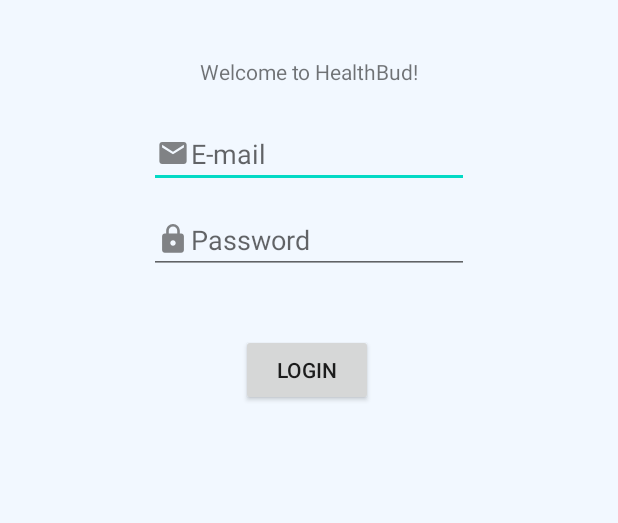
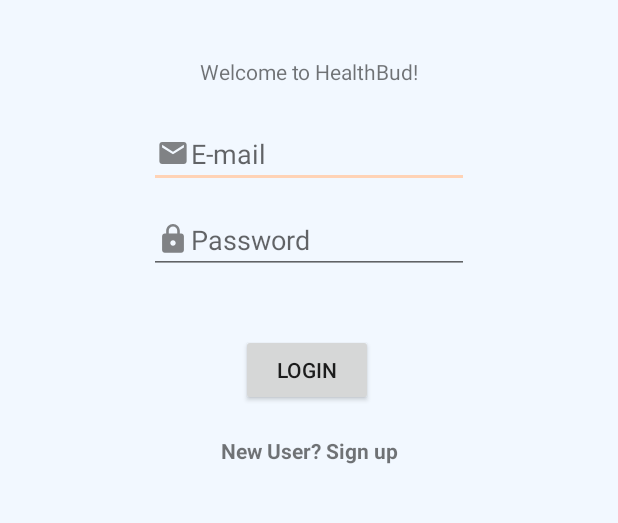
Before and after one commit to kzizz/Healthbud-Hackathon, an Android app: the screen it shows after launch (MainActivity), on a phone screen of 412 x 824 dp, the part 390-913 px from its top. Run offline under Robolectric (Android 15) with nearby library versions, the phone set to English and light mode, and no system bars; our stand-ins replace Firebase (no records; nobody signed in at launch, a user with empty details on screens opened directly).

```diff
--- a/app/build.gradle
+++ b/app/build.gradle
@@ -39,6 +39,7 @@ dependencies {
     implementation 'com.google.firebase:firebase-firestore:21.3.1'
     implementation 'com.android.support:multidex:1.0.3'
     implementation 'com.google.firebase:firebase-auth:19.2.0'
+
 }
 
 apply plugin: 'com.google.gms.google-services'  // Google Services plugin
--- a/app/src/main/java/com/example/cmdf2020/MainActivity.java
+++ b/app/src/main/java/com/example/cmdf2020/MainActivity.java
@@ -65,5 +65,8 @@ public class MainActivity extends AppCompatActivity {
                 }
             }
         });
+
+
+
     }
 }
--- a/app/src/main/res/layout/activity_main.xml
+++ b/app/src/main/res/layout/activity_main.xml
@@ -85,4 +85,20 @@
         app:layout_constraintTop_toTopOf="parent"
         app:srcCompat="@drawable/healthbudlogovector" />
 
+    <TextView
+        android:id="@+id/signUp"
+        android:layout_width="wrap_content"
+        android:layout_height="wrap_content"
+        android:layout_marginStart="169dp"
+        android:layout_marginLeft="169dp"
+        android:layout_marginTop="20dp"
+        android:layout_marginEnd="169dp"
+        android:layout_marginRight="169dp"
+        android:text="New User? Sign up"
+        android:textStyle="bold"
+        android:clickable="true"
+        app:layout_constraintEnd_toEndOf="parent"
+        app:layout_constraintStart_toStartOf="parent"
+        app:layout_constraintTop_toBottomOf="@+id/loginButton" />
+
 </androidx.constraintlayout.widget.ConstraintLayout>
--- a/app/src/main/res/values/colors.xml
+++ b/app/src/main/res/values/colors.xml
@@ -1,6 +1,6 @@
 <?xml version="1.0" encoding="utf-8"?>
 <resources>
-    <color name="colorPrimary">#6200EE</color>
-    <color name="colorPrimaryDark">#3700B3</color>
-    <color name="colorAccent">#03DAC5</color>
+    <color name="colorPrimary">#F2F8FF</color>
+    <color name="colorPrimaryDark">#C4C4C4</color>
+    <color name="colorAccent">#FFD3B6</color>
 </resources>
```
Also changed, not shown: app/src/main/res/layout/activity_user_profile.xml (+12 -1 lines), app/src/main/res/drawable/user.PNG (added).
